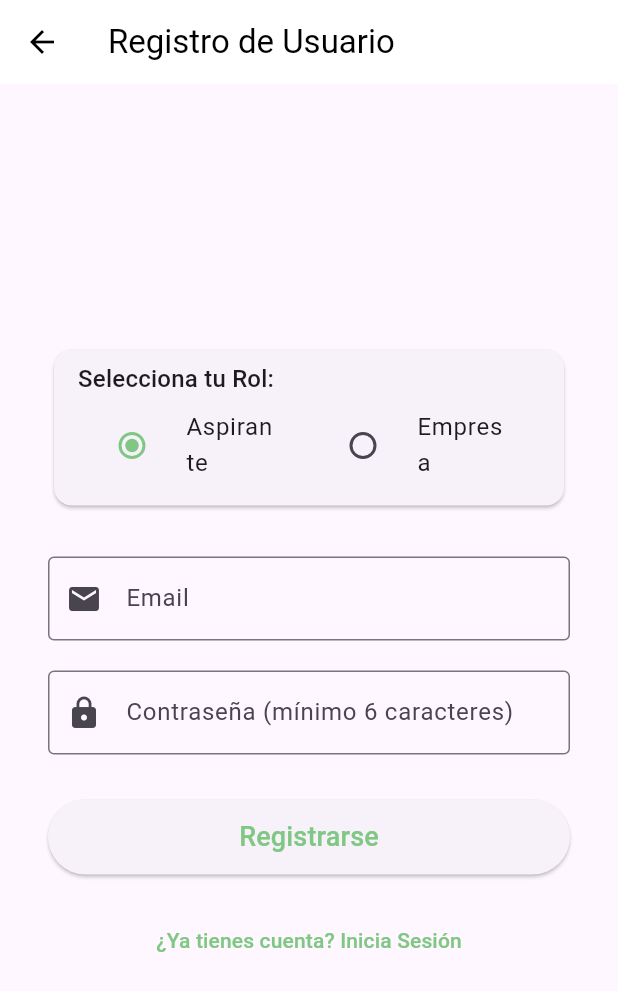
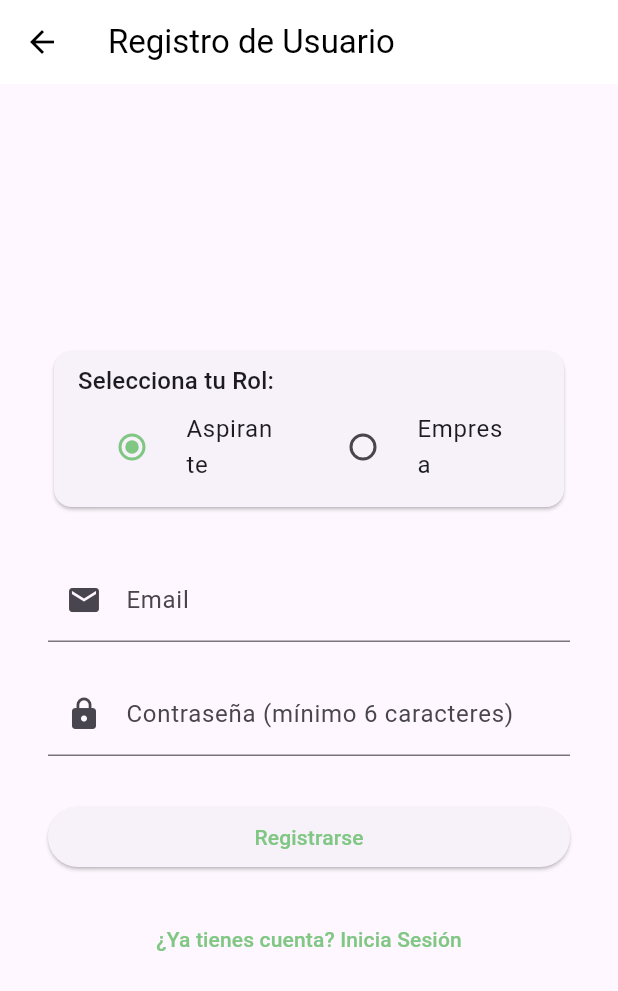
Before and after one commit to Drosc0/bolsaEmpleo_FE, a Flutter app: the RegisterPage screen opened directly, on a phone screen of 412 x 824 dp. Shown: the top 991 px of the screen. Run offline on Flutter 3.47's test engine with Material 3 defaults, Android fonts, the phone set to English and light mode, and no system bars; our stand-ins replace flutter_secure_storage; accounts and stored records are empty; network calls fail.

Commit message:
unificando estilos

```diff
--- a/lib/presentation/auth/view/register_page.dart
+++ b/lib/presentation/auth/view/register_page.dart
@@ -31,7 +31,9 @@ class _RegisterPageState extends State<RegisterPage> {
   void _submit(AuthViewModel viewModel) async {
     if (_formKey.currentState!.validate()) {
       // 1. Mapear el enum de Flutter al string esperado por NestJS
-      final roleString = _selectedRole == UserRoleOption.aspirant ? 'aspirante' : 'empresa';
+      final roleString = _selectedRole == UserRoleOption.aspirant
+          ? 'aspirante'
+          : 'empresa';
 
       bool success = await viewModel.register(
         _emailController.text,
@@ -39,17 +41,21 @@ class _RegisterPageState extends State<RegisterPage> {
         roleString,
       );
 
+      if (!mounted) return;
+
       if (success) {
         // Registro exitoso: Navegar al Home o Dashboard
-        ScaffoldMessenger.of(context).showSnackBar(
-          const SnackBar(content: Text('¡Registro exitoso!')),
-        );
+        ScaffoldMessenger.of(
+          context,
+        ).showSnackBar(const SnackBar(content: Text('¡Registro exitoso!')));
         // Si el login fue automático, el Consumer en main.dart manejará la navegación.
         Navigator.pop(context);
       } else {
         // Mostrar error del backend
         ScaffoldMessenger.of(context).showSnackBar(
-          SnackBar(content: Text('Error al registrar: ${viewModel.errorMessage}')),
+          SnackBar(
+            content: Text('Error al registrar: ${viewModel.errorMessage}'),
+          ),
         );
       }
     }
@@ -82,10 +88,11 @@ class _RegisterPageState extends State<RegisterPage> {
                     decoration: const InputDecoration(
                       labelText: 'Email',
                       prefixIcon: Icon(Icons.email),
-                      border: OutlineInputBorder(),
                     ),
                     keyboardType: TextInputType.emailAddress,
-                    validator: (value) => value!.isEmpty || !value.contains('@') ? 'Introduzca un email válido' : null,
+                    validator: (value) => value!.isEmpty || !value.contains('@')
+                        ? 'Introduzca un email válido'
+                        : null,
                   ),
                   const SizedBox(height: 20),
                   TextFormField(
@@ -93,22 +100,32 @@ class _RegisterPageState extends State<RegisterPage> {
                     decoration: const InputDecoration(
                       labelText: 'Contraseña (mínimo 6 caracteres)',
                       prefixIcon: Icon(Icons.lock),
-                      border: OutlineInputBorder(),
                     ),
                     obscureText: true,
-                    validator: (value) => value!.length < 6 ? 'La contraseña debe tener al menos 6 caracteres' : null,
+                    validator: (value) => value!.length < 6
+                        ? 'La contraseña debe tener al menos 6 caracteres'
+                        : null,
                   ),
                   const SizedBox(height: 30),
 
                   //3. BOTÓN DE REGISTRO
-                  ElevatedButton(
-                    onPressed: isAuthenticating ? null : () => _submit(viewModel),
-                    style: ElevatedButton.styleFrom(
-                      minimumSize: const Size(double.infinity, 50),
+                  SizedBox(
+                    width: double.infinity,
+                    child: ElevatedButton(
+                      onPressed: isAuthenticating
+                          ? null
+                          : () => _submit(viewModel),
+                      child: isAuthenticating
+                          ? const SizedBox(
+                              height: 20,
+                              width: 20,
+                              child: CircularProgressIndicator(
+                                color: Colors.white,
+                                strokeWidth: 2,
+                              ),
+                            )
+                          : const Text('Registrarse'),
                     ),
-                    child: isAuthenticating
-                        ? const CircularProgressIndicator()
-                        : const Text('Registrarse', style: TextStyle(fontSize: 18)),
                   ),
                   const SizedBox(height: 20),
 
@@ -118,7 +135,9 @@ class _RegisterPageState extends State<RegisterPage> {
                       // Vuelve a la página de Login
                       Navigator.pushReplacement(
                         context,
-                        MaterialPageRoute(builder: (context) => const LoginPage()),
+                        MaterialPageRoute(
+                          builder: (context) => const LoginPage(),
+                        ),
                       );
                     },
                     child: const Text('¿Ya tienes cuenta? Inicia Sesión'),
@@ -141,10 +160,7 @@ class _RegisterPageState extends State<RegisterPage> {
         child: Column(
           crossAxisAlignment: CrossAxisAlignment.start,
           children: [
-            Text(
-              'Selecciona tu Rol:',
-              style: theme.textTheme.titleMedium,
-            ),
+            Text('Selecciona tu Rol:', style: theme.textTheme.titleMedium),
             Row(
               children: [
                 Expanded(
--- a/lib/presentation/home/view/home_page.dart
+++ b/lib/presentation/home/view/home_page.dart
@@ -290,7 +290,6 @@ class _StatsAndAuthSection extends StatelessWidget {
           ),
 
         // Mensaje si está logueado
-        // hacer un ifelse con !isLoggedIn si fuese posible???
         if (isLoggedIn)
           Text(
             '¡Bienvenido de nuevo! Usa el menú superior para acceder a tu dashboard.',
```
Also changed, not shown: lib/presentation/shared/offer_card.dart (+10 -5 lines).
